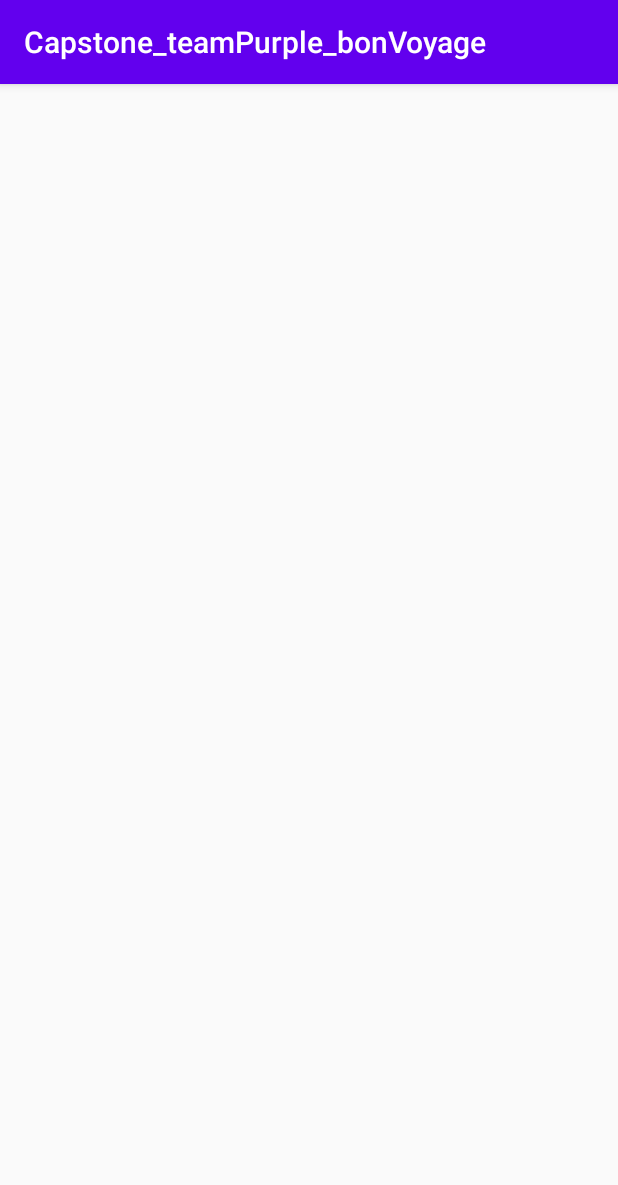
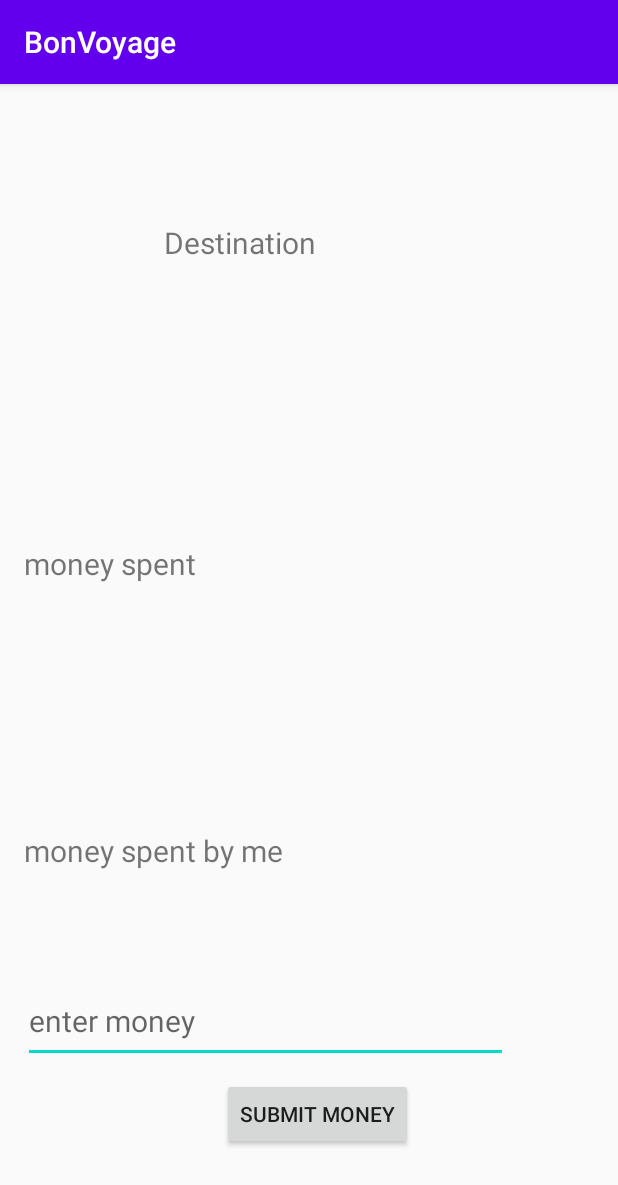
Before and after one commit to avanipatel9/Capstone_teamPurple_bonVoyage, an Android app: the TripActivity screen opened directly, with no data from a screen before it, on a phone screen of 412 x 824 dp. Shown: the top 1185 px of the screen. Run offline under Robolectric (Android 15) with nearby library versions, the phone set to English and light mode, and no system bars.

Commit message:
[cp] add trip activity to show money spent and money owed

```diff
--- a/app/src/main/AndroidManifest.xml
+++ b/app/src/main/AndroidManifest.xml
@@ -3,6 +3,7 @@
     package="com.avanipatel9.capstone_teampurple_bonvoyage">
 
     <application
+        android:name=".GlobalVariables"
         android:allowBackup="true"
         android:icon="@mipmap/ic_launcher"
         android:label="@string/app_name"
@@ -15,13 +16,22 @@
         <activity android:name=".SignupActivity" />
         <activity android:name=".AddTripActivity" />
         <activity android:name=".SigninActivity" />
-        <activity android:name=".MainActivity">
+        <activity android:name=".MainActivity"
+            android:label="@string/app_name"
+            android:theme="@style/AppTheme.NoActionBar">
             <intent-filter>
                 <action android:name="android.intent.action.MAIN" />
 
                 <category android:name="android.intent.category.LAUNCHER" />
             </intent-filter>
         </activity>
+
+        <service
+            android:name=".MyFirebaseMessagingService">
+            <intent-filter>
+                <action android:name="com.google.firebase.MESSAGING_EVENT"/>
+            </intent-filter>
+        </service>
     </application>
 
 </manifest>
--- a/app/src/main/java/com/avanipatel9/capstone_teampurple_bonvoyage/AddTripActivity.java
+++ b/app/src/main/java/com/avanipatel9/capstone_teampurple_bonvoyage/AddTripActivity.java
@@ -8,7 +8,6 @@ import android.app.Dialog;
 import android.app.DialogFragment;
 import android.content.Intent;
 import android.os.Bundle;
-import android.support.v4.*;
 import android.view.View;
 import android.widget.Button;
 import android.widget.DatePicker;
--- /dev/null
+++ b/app/src/main/java/com/avanipatel9/capstone_teampurple_bonvoyage/MyFirebaseMessagingService.java
@@ -0,0 +1,15 @@
+package com.avanipatel9.capstone_teampurple_bonvoyage;
+
+import android.app.Service;
+import android.content.Intent;
+import android.os.IBinder;
+
+import androidx.annotation.Nullable;
+
+public class MyFirebaseMessagingService extends Service {
+    @Nullable
+    @Override
+    public IBinder onBind(Intent intent) {
+        return null;
+    }
+}
--- a/app/src/main/res/layout/activity_trip.xml
+++ b/app/src/main/res/layout/activity_trip.xml
@@ -1,9 +1,101 @@
 <?xml version="1.0" encoding="utf-8"?>
-<androidx.constraintlayout.widget.ConstraintLayout xmlns:android="http://schemas.android.com/apk/res/android"
+<androidx.constraintlayout.widget.ConstraintLayout
+    xmlns:android="http://schemas.android.com/apk/res/android"
     xmlns:app="http://schemas.android.com/apk/res-auto"
     xmlns:tools="http://schemas.android.com/tools"
     android:layout_width="match_parent"
     android:layout_height="match_parent"
-    tools:context=".TripActivity">
+    >
+    <TextView
+        android:id="@+id/destination"
+        android:layout_width="141dp"
+        android:layout_height="33dp"
+        android:layout_marginBottom="8dp"
+        android:layout_marginTop="8dp"
+        android:text="Destination"
+        android:textSize="20dp"
+        app:layout_constraintBottom_toBottomOf="@+id/moneyspent"
+        app:layout_constraintHorizontal_bias="0.403"
+        app:layout_constraintLeft_toLeftOf="parent"
+        app:layout_constraintRight_toRightOf="parent"
+        app:layout_constraintTop_toTopOf="parent"
+        app:layout_constraintVertical_bias="0.268" />
 
+    <TextView
+        android:id="@+id/moneyspent"
+        android:layout_width="325dp"
+        android:layout_height="58dp"
+        android:layout_marginBottom="404dp"
+        android:layout_marginTop="8dp"
+        android:text="money spent"
+        android:textSize="20dp"
+        app:layout_constraintBottom_toBottomOf="parent"
+        app:layout_constraintHorizontal_bias="0.186"
+        app:layout_constraintLeft_toLeftOf="parent"
+        app:layout_constraintRight_toRightOf="parent"
+        app:layout_constraintTop_toTopOf="parent"
+        app:layout_constraintVertical_bias="1.0" />
+
+    <Button
+        android:id="@+id/submit"
+        android:layout_width="wrap_content"
+        android:layout_height="wrap_content"
+        android:layout_marginBottom="8dp"
+        android:layout_marginTop="416dp"
+        android:text="submit money"
+        app:layout_constraintBottom_toBottomOf="parent"
+        app:layout_constraintHorizontal_bias="0.519"
+        app:layout_constraintLeft_toLeftOf="parent"
+        app:layout_constraintRight_toRightOf="parent"
+        app:layout_constraintTop_toTopOf="parent"
+        app:layout_constraintVertical_bias="0.834" />
+
+    <EditText
+        android:id="@+id/entermoney"
+        android:layout_width="323dp"
+        android:layout_height="55dp"
+        android:layout_marginBottom="8dp"
+        android:layout_marginEnd="8dp"
+        android:layout_marginStart="8dp"
+        android:layout_marginTop="8dp"
+        android:ems="10"
+        android:hint="enter money"
+        android:inputType="number"
+        android:textSize="20dp"
+        app:layout_constraintBottom_toBottomOf="parent"
+        app:layout_constraintEnd_toEndOf="parent"
+        app:layout_constraintHorizontal_bias="0.097"
+        app:layout_constraintStart_toStartOf="parent"
+        app:layout_constraintTop_toTopOf="parent"
+        app:layout_constraintVertical_bias="0.846" />
+
+    <ListView
+        android:id="@+id/mylist"
+        android:layout_width="341dp"
+        android:layout_height="142dp"
+        android:layout_marginEnd="36dp"
+        android:layout_marginLeft="48dp"
+        android:drawSelectorOnTop="false"
+        android:textSize="20dp"
+        app:layout_constraintBottom_toBottomOf="parent"
+        app:layout_constraintEnd_toEndOf="parent"
+        app:layout_constraintLeft_toLeftOf="parent"
+        app:layout_constraintTop_toTopOf="parent"
+        app:layout_constraintVertical_bias="0.442"
+        tools:textColor="?android:attr/colorBackground" />
+
+    <TextView
+        android:id="@+id/moneyspentbyme"
+        android:layout_width="320dp"
+        android:layout_height="82dp"
+        android:layout_marginBottom="8dp"
+        android:layout_marginTop="8dp"
+        android:text="money spent by me"
+        android:textSize="20dp"
+        app:layout_constraintBottom_toTopOf="@+id/entermoney"
+        app:layout_constraintHorizontal_bias="0.175"
+        app:layout_constraintLeft_toLeftOf="parent"
+        app:layout_constraintRight_toRightOf="parent"
+        app:layout_constraintTop_toBottomOf="@+id/moneyspent"
+        app:layout_constraintVertical_bias="0.925" />
 </androidx.constraintlayout.widget.ConstraintLayout>
--- a/app/src/main/res/values/strings.xml
+++ b/app/src/main/res/values/strings.xml
@@ -1,5 +1,5 @@
 <resources>
-    <string name="app_name">Capstone_teamPurple_bonVoyage</string>
+    <string name="app_name">BonVoyage</string>
     <string name="navigation_drawer_open">Open navigation drawer</string>
     <string name="navigation_drawer_close">Close navigation drawer</string>
     <string name="action_settings">Settings</string>
--- a/app/src/main/res/values/styles.xml
+++ b/app/src/main/res/values/styles.xml
@@ -5,11 +5,15 @@
         <item name="colorPrimary">@color/colorPrimary</item>
         <item name="colorPrimaryDark">@color/colorPrimaryDark</item>
         <item name="colorAccent">@color/colorAccent</item>
+
     </style>
     <style name="AppTheme.AppBarOverlay" parent="ThemeOverlay.AppCompat.Dark.ActionBar" />
 
     <style name="AppTheme.PopupOverlay" parent="ThemeOverlay.AppCompat.Light" />
-
+    <style name="AppTheme.NoActionBar">
+        <item name="windowActionBar">false</item>
+        <item name="windowNoTitle">true</item>
+    </style>
     <!-- Activity with no Title -->
     <style name="ThemeOverlay.MyNoTitleActivity" parent="AppTheme">
         <item name="windowActionBar">false</item>
```
